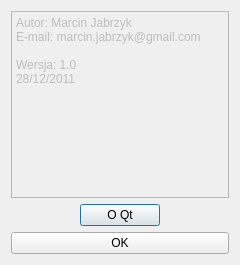
Before: the Qt Designer form ImagePresenter/aboutbox.ui in bzyx/ImagePresenter, drawn with Qt 5.
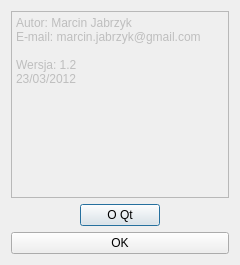
After: the same form once the commit is applied. Icons and pictures are not drawn.

Commit message: New version string. Removed bug with indexing on photo chooser dialog. Not from 0 but from 1.

What changed in the file:
```diff
--- a/ImagePresenter/aboutbox.ui
+++ b/ImagePresenter/aboutbox.ui
@@ -27,8 +27,8 @@
       <string>Autor: Marcin Jabrzyk
 E-mail: marcin.jabrzyk@gmail.com
 
-Wersja: 1.0
-28/12/2011</string>
+Wersja: 1.2
+23/03/2012</string>
      </property>
     </widget>
    </item>
```
Left out of the diff: 6 changed lines with no effect on the pictures. The commit also changes 3 other files.
